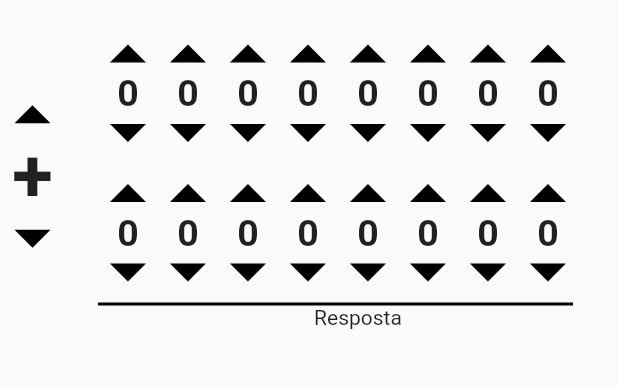
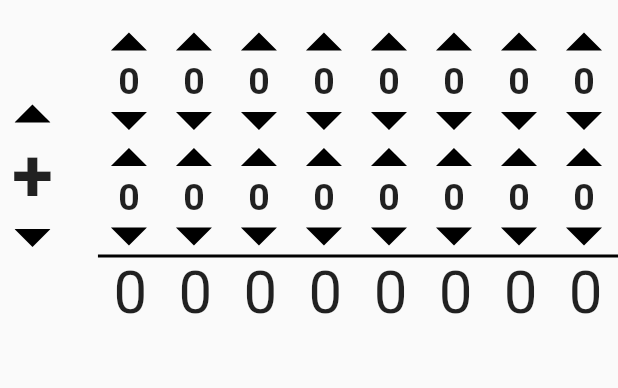
Before and after one commit to github-carlos/binary_calculator, a Flutter app: the screen it shows after launch, on a phone screen of 412 x 824 dp, the part 77-465 px from its top. Run offline on Flutter 3.47's test engine with Material 2 defaults, Android fonts, the phone set to English and light mode, and no system bars; our stand-ins replace flutter_svg.

Commit message:
fixed layout sizes

```diff
--- a/lib/pages/home/home.dart
+++ b/lib/pages/home/home.dart
@@ -1,4 +1,6 @@
 import 'package:binary_calculator/pages/home/widgets/binaryNumberSelector.dart';
+import 'package:binary_calculator/pages/home/widgets/binaryWidgetDivider.dart';
+import 'package:binary_calculator/pages/home/widgets/operationResult.dart';
 import 'package:binary_calculator/pages/home/widgets/operatorSelector.dart';
 import 'package:binary_calculator/services/binary_calculator.dart';
 import 'package:flutter/material.dart';
@@ -9,6 +11,10 @@ class HomePage extends StatefulWidget {
 }
 
 class _HomePageState extends State<HomePage> {
+  String firstBinaryNumber = '00000000';
+  String secondBinaryNumber = '00000000';
+  String operationResult = '00000000';
+  BinaryCalculatorOperation operation = BinaryCalculatorOperation.sum;
   @override
   Widget build(BuildContext context) {
     return Scaffold(
@@ -35,7 +41,7 @@ class _HomePageState extends State<HomePage> {
               children: [
                 Padding(
                   padding: const EdgeInsets.only(left: 8.0),
-                  child: OperatorSelector(operator: BinaryCalculatorOperation.sum, onOperationChange: (newOperator) {
+                  child: OperatorSelector(operator: operation, onOperationChange: (newOperator) {
                     print('novo operador $newOperator');
                   }),
                 ),
@@ -44,19 +50,16 @@ class _HomePageState extends State<HomePage> {
                 ),
                 Expanded(
                   child: Column(
+                    crossAxisAlignment: CrossAxisAlignment.start,
                     children: [
-                      BinaryNumberSelector(initBinaryNumber: '00000000', onNumberChange: (String binaryNumber) {
+                      BinaryNumberSelector(initBinaryNumber: firstBinaryNumber, onNumberChange: (String binaryNumber) {
                         print('first binary number $binaryNumber');
                       },),
-                      BinaryNumberSelector(initBinaryNumber: '00000000', onNumberChange: (String binaryNumber) {
+                      BinaryNumberSelector(initBinaryNumber: secondBinaryNumber, onNumberChange: (String binaryNumber) {
                         print('second binary number $binaryNumber');
                       },),
-                      Container(
-                        margin: EdgeInsets.only(right: 30),
-                        height: 2,
-                        color: Colors.black,
-                      ),
-                      Text('Resposta')
+                      BinaryWidgetDivider(),
+                      OperationResult(number: operationResult)
                    ]
                   ),
                 )
--- a/lib/pages/home/widgets/binaryNumberSelector.dart
+++ b/lib/pages/home/widgets/binaryNumberSelector.dart
@@ -38,7 +38,7 @@ class _BinaryNumberSelectorState extends State<BinaryNumberSelector> {
 
    splitedStringNumber.asMap().forEach((int index, String number) {
      numbersWidgets.add(Padding(
-       padding: const EdgeInsets.all(8.0),
+       padding: const EdgeInsets.only(right: 2.0),
        child: Number(
          number: number,
          onNumberChange: (newNumber) {
@@ -56,6 +56,7 @@ class _BinaryNumberSelectorState extends State<BinaryNumberSelector> {
   @override
   Widget build(BuildContext context) {
     return Row(
+      mainAxisAlignment: MainAxisAlignment.spaceAround,
       children: buildNumbersWidgets(),
     );
   }
--- /dev/null
+++ b/lib/pages/home/widgets/binaryWidgetDivider.dart
@@ -0,0 +1,14 @@
+import 'package:flutter/material.dart';
+class BinaryWidgetDivider extends StatelessWidget {
+  const BinaryWidgetDivider({
+    Key key,
+  }) : super(key: key);
+
+  @override
+  Widget build(BuildContext context) {
+    return Container(
+      height: 2,
+      color: Colors.black,
+    );
+  }
+}
--- /dev/null
+++ b/lib/pages/home/widgets/operationResult.dart
@@ -0,0 +1,14 @@
+import 'package:flutter/material.dart';
+class OperationResult extends StatelessWidget {
+  final String number;
+  OperationResult({@required this.number});
+  @override
+  Widget build(BuildContext context) {
+    return Row(
+      mainAxisAlignment: MainAxisAlignment.spaceAround,
+      children: number.split('').map((digit) {
+        return Text(digit, style: TextStyle(fontSize: 40), textAlign: TextAlign.center,);
+      }).toList()
+    );
+  }
+}
```
Also changed, not shown: lib/pages/home/widgets/operatorSelector.dart (+30 -3 lines).
